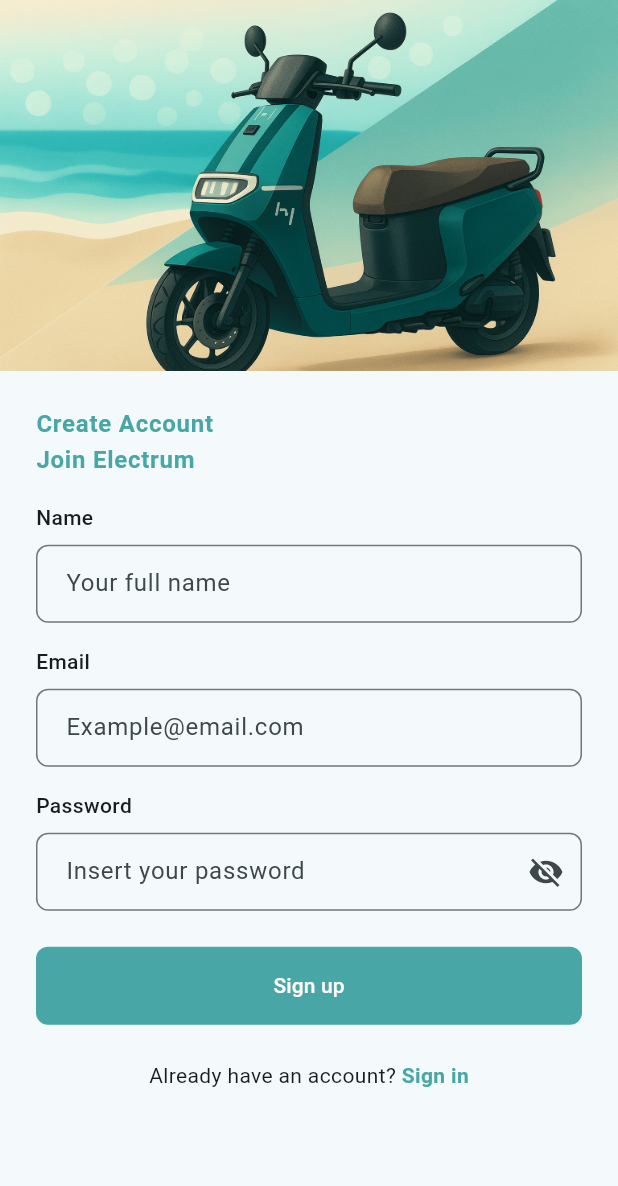
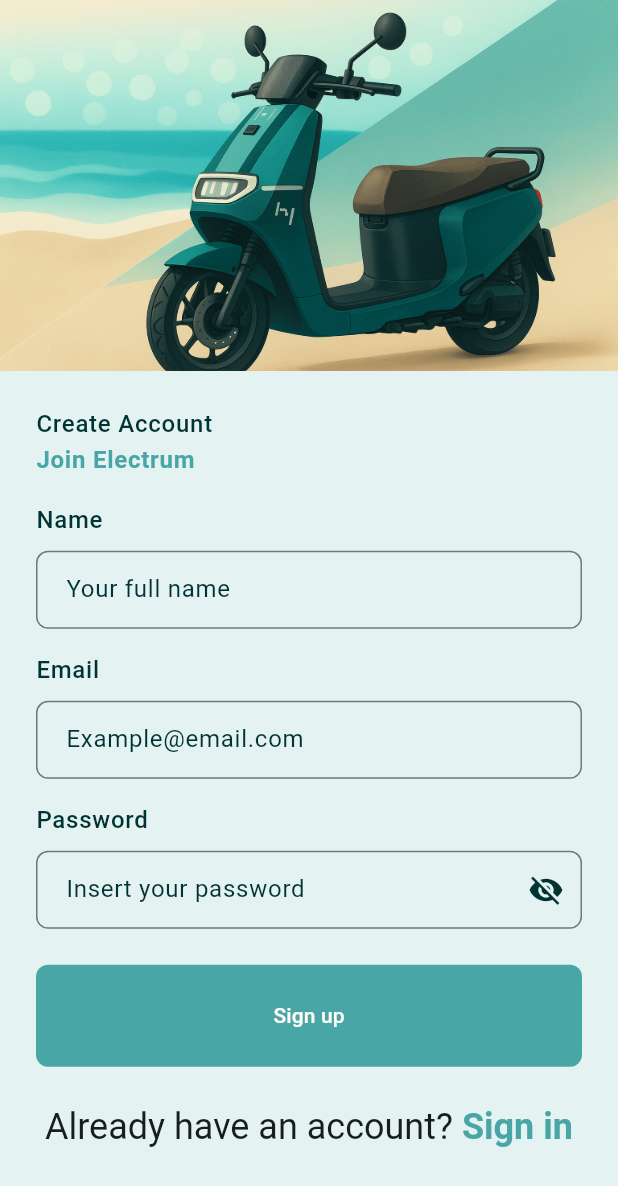
Before and after one commit to ahmad-mukhlish/electrum_ahmad, a Flutter app: the screen it shows after launch, after a tap on "Sign up", on a phone screen of 412 x 824 dp. Shown: the top 1186 px of the screen. Run offline on Flutter 3.47's test engine with Material 3 defaults, Android fonts, the phone set to English and light mode, and no system bars; our stand-ins replace carousel_slider, cloud_firestore, easy_sidemenu, firebase_auth, firebase_core, flutter_hooks and 5 more; accounts and stored records are empty; generated files the repository leaves out were written again.

Commit message:
fix the UI login for web

```diff
--- a/lib/features/auth/presentation/screens/auth_screen.dart
+++ b/lib/features/auth/presentation/screens/auth_screen.dart
@@ -10,6 +10,7 @@
   @override
   Widget build(BuildContext context) {
     return Scaffold(
+      backgroundColor: Theme.of(context).colorScheme.tertiary.withValues(alpha: 0.1),
       body: kIsWeb ? const AuthScreenWeb() : const AuthScreenMobile(),
     );
   }
--- a/lib/features/auth/presentation/widgets/shared/auth_form.dart
+++ b/lib/features/auth/presentation/widgets/shared/auth_form.dart
@@ -1,3 +1,4 @@
+import 'package:flutter/foundation.dart';
 import 'package:flutter/material.dart';
 import 'package:flutter_hooks/flutter_hooks.dart';
 import 'package:hooks_riverpod/hooks_riverpod.dart';
@@ -5,9 +6,7 @@
 import '../../viewmodel/notifiers/auth_notifier.dart';
 
 class AuthForm extends HookConsumerWidget {
-  const AuthForm({super.key, this.isWebView = false});
-
-  final bool isWebView;
+  const AuthForm({super.key});
 
   @override
   Widget build(BuildContext context, WidgetRef ref) {
@@ -35,12 +34,17 @@
           const SizedBox(height: 16),
         ],
         if (isRegisterMode.value) ...[
-          _buildNameField(textTheme, nameController),
+          _buildNameField(textTheme, colorScheme, nameController),
           const SizedBox(height: 16),
         ],
-        _buildEmailField(textTheme, emailController),
+        _buildEmailField(textTheme, emailController, colorScheme),
         const SizedBox(height: 16),
-        _buildPasswordField(textTheme, passwordController, obscurePassword),
+        _buildPasswordField(
+          textTheme,
+          colorScheme,
+          passwordController,
+          obscurePassword,
+        ),
         const SizedBox(height: 24),
         _buildActionButton(
           colorScheme,
@@ -53,6 +57,7 @@
             nameController.text,
             isRegisterMode.value,
           ),
+          textTheme,
         ),
         const SizedBox(height: 24),
         _buildToggleLink(colorScheme, textTheme, isRegisterMode),
@@ -95,9 +100,7 @@
     TextTheme textTheme,
     bool isRegister,
   ) {
-    final titleStyle = isWebView
-        ? textTheme.headlineLarge
-        : textTheme.bodyLarge;
+    final titleStyle = kIsWeb ? textTheme.displayMedium : textTheme.bodyLarge;
 
     return Column(
       crossAxisAlignment: CrossAxisAlignment.stretch,
@@ -105,8 +108,8 @@
         Text(
           isRegister ? 'Create Account' : 'Your Next Ride',
           style: titleStyle?.copyWith(
-            fontWeight: FontWeight.bold,
-            color: colorScheme.primary,
+            fontWeight: FontWeight.w500,
+            color: colorScheme.onSecondary,
           ),
         ),
         Text(
@@ -121,8 +124,8 @@
   }
 
   Widget _buildSubtitle(ColorScheme colorScheme, TextTheme textTheme) {
-    final subtitleStyle = isWebView
-        ? textTheme.headlineSmall
+    final subtitleStyle = kIsWeb
+        ? textTheme.headlineLarge
         : textTheme.bodyMedium;
 
     return Column(
@@ -131,15 +134,15 @@
         Text(
           'Explore Electrum bikes.',
           style: subtitleStyle?.copyWith(
-            color: colorScheme.onSurfaceVariant,
-            fontWeight: FontWeight.bold,
+            fontWeight: FontWeight.w500,
+            color: colorScheme.tertiary,
           ),
         ),
         Text(
           'Hit the road fully charged ⚡',
           style: subtitleStyle?.copyWith(
-            color: colorScheme.onSurfaceVariant,
-            fontWeight: FontWeight.bold,
+            fontWeight: FontWeight.w500,
+            color: colorScheme.tertiary,
           ),
         ),
       ],
@@ -148,6 +151,7 @@
 
   Widget _buildNameField(
     TextTheme textTheme,
+    ColorScheme colorScheme,
     TextEditingController controller,
   ) {
     return Column(
@@ -155,13 +159,23 @@
       children: [
         Text(
           'Name',
-          style: textTheme.bodyMedium?.copyWith(fontWeight: FontWeight.w500),
+          style: textTheme.bodyLarge?.copyWith(
+            fontWeight: FontWeight.w500,
+            color: colorScheme.onSecondary,
+          ),
         ),
         const SizedBox(height: 8),
         TextField(
+          style: textTheme.bodyLarge?.copyWith(
+            color: colorScheme.onSecondary,
+            fontWeight: FontWeight.w500,
+          ),
           controller: controller,
           keyboardType: TextInputType.name,
           decoration: InputDecoration(
+            hintStyle: textTheme.bodyLarge?.copyWith(
+              color: colorScheme.onSecondary,
+            ),
             hintText: 'Your full name',
             border: OutlineInputBorder(borderRadius: BorderRadius.circular(8)),
             contentPadding: const EdgeInsets.symmetric(
@@ -177,19 +191,30 @@
   Widget _buildEmailField(
     TextTheme textTheme,
     TextEditingController controller,
+    ColorScheme colorScheme,
   ) {
     return Column(
       crossAxisAlignment: CrossAxisAlignment.stretch,
       children: [
         Text(
           'Email',
-          style: textTheme.bodyMedium?.copyWith(fontWeight: FontWeight.w500),
+          style: textTheme.bodyLarge?.copyWith(
+            fontWeight: FontWeight.w500,
+            color: colorScheme.onSecondary,
+          ),
         ),
         const SizedBox(height: 8),
         TextField(
+          style: textTheme.bodyLarge?.copyWith(
+            color: colorScheme.onSecondary,
+            fontWeight: FontWeight.w500,
+          ),
           controller: controller,
           keyboardType: TextInputType.emailAddress,
           decoration: InputDecoration(
+            hintStyle: textTheme.bodyLarge?.copyWith(
+              color: colorScheme.onSecondary,
+            ),
             hintText: 'Example@email.com',
             border: OutlineInputBorder(borderRadius: BorderRadius.circular(8)),
             contentPadding: const EdgeInsets.symmetric(
@@ -204,6 +229,7 @@
 
   Widget _buildPasswordField(
     TextTheme textTheme,
+    ColorScheme colorScheme,
     TextEditingController controller,
     ValueNotifier<bool> obscurePassword,
   ) {
@@ -212,13 +238,23 @@
       children: [
         Text(
           'Password',
-          style: textTheme.bodyMedium?.copyWith(fontWeight: FontWeight.w500),
+          style: textTheme.bodyLarge?.copyWith(
+            fontWeight: FontWeight.w500,
+            color: colorScheme.onSecondary,
+          ),
         ),
         const SizedBox(height: 8),
         TextField(
+          style: textTheme.bodyLarge?.copyWith(
+            color: colorScheme.onSecondary,
+            fontWeight: FontWeight.w500,
+          ),
           controller: controller,
           obscureText: obscurePassword.value,
           decoration: InputDecoration(
+            hintStyle: textTheme.bodyLarge?.copyWith(
+              color: colorScheme.onSecondary,
+            ),
             hintText: 'Insert your password',
             border: OutlineInputBorder(borderRadius: BorderRadius.circular(8)),
             contentPadding: const EdgeInsets.symmetric(
@@ -228,6 +264,7 @@
             suffixIcon: IconButton(
               icon: Icon(
                 obscurePassword.value ? Icons.visibility_off : Icons.visibility,
+                color: colorScheme.onSecondary,
               ),
               onPressed: () {
                 obscurePassword.value = !obscurePassword.value;
@@ -244,6 +281,7 @@
     AsyncValue<dynamic> authState,
     bool isRegister,
     VoidCallback onAction,
+    TextTheme textTheme,
   ) {
     return FilledButton(
       onPressed: authState.maybeWhen(
@@ -253,11 +291,16 @@
       style: FilledButton.styleFrom(
         backgroundColor: colorScheme.primary,
         foregroundColor: colorScheme.onPrimary,
-        padding: const EdgeInsets.symmetric(vertical: 16),
+        padding: const EdgeInsets.symmetric(vertical: 24),
         shape: RoundedRectangleBorder(borderRadius: BorderRadius.circular(8)),
       ),
       child: authState.when(
-        data: (_) => Text(isRegister ? 'Sign up' : 'Sign in'),
+        data: (_) => Text(
+          isRegister ? 'Sign up' : 'Sign in',
+          style: textTheme.headlineSmall?.copyWith(
+            color: colorScheme.onPrimary,
+          ),
+        ),
         loading: () => const SizedBox(
           height: 20,
           width: 20,
@@ -277,16 +320,14 @@
       mainAxisAlignment: MainAxisAlignment.center,
       children: [
         Text(
-          isRegisterMode.value
-              ? "Already have an account? "
-              : "No account? ",
-          style: textTheme.bodyMedium,
+          isRegisterMode.value ? "Already have an account? " : "No account? ",
+          style: textTheme.headlineSmall,
         ),
         GestureDetector(
           onTap: () => isRegisterMode.value = !isRegisterMode.value,
           child: Text(
             isRegisterMode.value ? 'Sign in' : 'Sign up',
-            style: textTheme.bodyMedium?.copyWith(
+            style: textTheme.headlineSmall?.copyWith(
               color: colorScheme.primary,
               fontWeight: FontWeight.w600,
             ),
--- a/lib/features/auth/presentation/widgets/web/auth_screen_web.dart
+++ b/lib/features/auth/presentation/widgets/web/auth_screen_web.dart
@@ -25,7 +25,7 @@
           flex: 2,
           child: const Padding(
             padding: EdgeInsets.all(36.0),
-            child: AuthForm(isWebView: true),
+            child: AuthForm(),
           ),
         ),
         // Right side - Image
```
